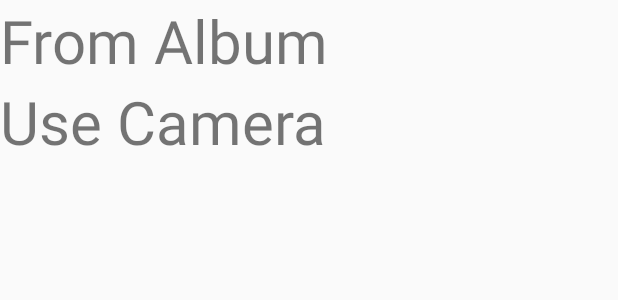
After one commit to ArthurKZhang/XinLi, an Android app: the layout dialog_select_photo.xml on its own in the app's theme, with its tools: preview values and no code run, on a phone screen of 412 x 824 dp. The commit adds this screen. Shown: the top 300 px of the screen. Run offline under Robolectric (Android 15) with nearby library versions, the phone set to English and light mode, and no system bars.

Commit message:
Functions:(have been tested) Click profile photo, logged user can choose new photo from album and camera, and then can crop photo by using system crop tool. ---------------------- fix bug: ---------------------------- Later: Operating XML file using Dom or something.

```diff
--- a/app/src/main/java/com/xinli/xinli/activity/MainActivity.java
+++ b/app/src/main/java/com/xinli/xinli/activity/MainActivity.java
@@ -43,14 +43,12 @@ public class MainActivity extends MyBaseActivity {
     LinearLayout ll1,ll2,ll3,ll4;
 
     int requestCode = 1;
-//    int[] res = {R.drawable.img1, R.drawable.img2, R.drawable.img3};
 
     @Override
     protected void onCreate(Bundle savedInstanceState) {
         super.onCreate(savedInstanceState);
 
         setContentView(R.layout.activity_main);
-//        requestWindowFeature(Window.FEATURE_ACTION_BAR);
         setCustomActionBar();
         initViewComponent();
 
@@ -176,7 +174,6 @@ public class MainActivity extends MyBaseActivity {
             bundle.putString("testURI",uri);
             Intent intent = new Intent(MainActivity.this, DoTest.class);
             intent.putExtras(bundle);
-//            startActivity(intent);
             startActivityForResult(intent,requestCode);
         }
     }
@@ -283,9 +280,6 @@ public class MainActivity extends MyBaseActivity {
                             //do nothing
                         }
                     }).show();
-
-//            HomeActivity.this.finish();
-
         }
         return false;
 
--- a/app/src/main/java/com/xinli/xinli/activity/MessageList.java
+++ b/app/src/main/java/com/xinli/xinli/activity/MessageList.java
@@ -64,9 +64,6 @@ public class MessageList extends MyBaseActivity {
                             //do nothing
                         }
                     }).show();
-
-//            HomeActivity.this.finish();
-
         }
         return false;
 
--- /dev/null
+++ b/app/src/main/res/layout/dialog_select_photo.xml
@@ -0,0 +1,21 @@
+<?xml version="1.0" encoding="utf-8"?>
+<LinearLayout xmlns:android="http://schemas.android.com/apk/res/android"
+    android:layout_width="match_parent"
+    android:layout_height="match_parent"
+    android:orientation="vertical">
+
+    <TextView
+        android:id="@+id/tv_select_gallery"
+        android:layout_width="match_parent"
+        android:layout_height="wrap_content"
+        android:text="From Album"
+        android:textSize="40dp" />
+
+    <TextView
+        android:id="@+id/tv_select_camera"
+        android:layout_width="match_parent"
+        android:layout_height="wrap_content"
+        android:text="Use Camera"
+        android:textSize="40dp" />
+
+</LinearLayout>
```
Also changed, not shown: app/src/main/java/com/xinli/xinli/activity/MineActivity.java (+162 -55 lines).
